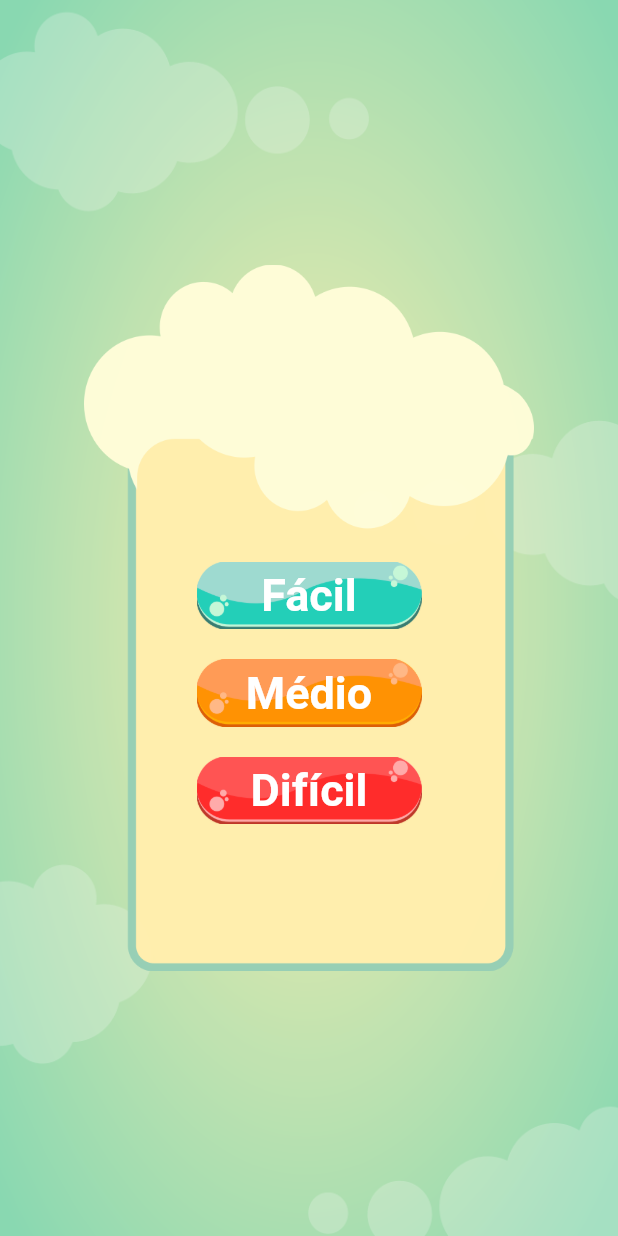
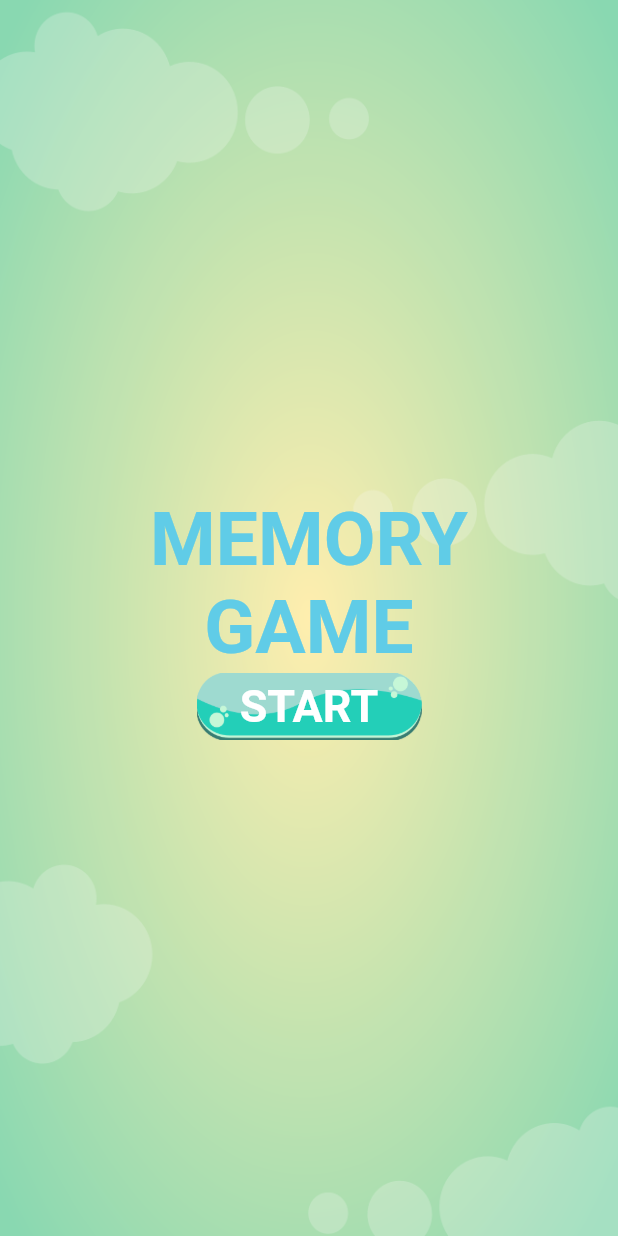
Before and after one commit to gutoFaria/games_flutter, a Flutter app: the screen it shows after launch, on a phone screen of 412 x 824 dp. Run offline on Flutter 3.47's test engine with Material 2 defaults, Android fonts, the phone set to English and light mode, and no system bars; our stand-ins replace flip_card.

Commit message:
página do game com flip

```diff
--- a/memory_game/lib/screens/home_page.dart
+++ b/memory_game/lib/screens/home_page.dart
@@ -1,5 +1,6 @@
 import 'package:flutter/material.dart';
-import 'package:memory_game/screens/easy_game.dart';
+
+import 'game_page.dart';
 
 class HomePage extends StatefulWidget {
   const HomePage({super.key});
@@ -19,26 +20,31 @@ class _HomePageState extends State<HomePage> {
                 image: AssetImage("assets/images/greenPortraitBg.png"),
                 fit: BoxFit.cover)),
       ),
-      Center(
-        child: Container(
-          width: 300,
-          height: 600,
-          decoration: const BoxDecoration(
-            image: DecorationImage(
-              image: AssetImage("assets/images/panelCloud.png"),
-            ),
-          ),
-          child: Center(
-            child: Column(
+      Column(
         mainAxisAlignment: MainAxisAlignment.center,
         children: [
-                const SizedBox(height: 100,),
-                GestureDetector(
+          const Text(
+            'MEMORY',
+            textAlign: TextAlign.center,
+            style: TextStyle(
+                color: Color.fromARGB(255, 96, 204, 231),
+                fontSize: 50,
+                fontWeight: FontWeight.bold),
+          ),
+          const Text(
+            'GAME',
+            textAlign: TextAlign.center,
+            style: TextStyle(
+                color: Color.fromARGB(255, 96, 204, 231),
+                fontSize: 50,
+                fontWeight: FontWeight.bold),
+          ),
+          Center(
+            child: GestureDetector(
               onTap: () {
                 Navigator.pushAndRemoveUntil(
                   context,
-                          MaterialPageRoute(
-                              builder: (context) => const EasyGame()),
+                  MaterialPageRoute(builder: (context) => const GamePage()),
                   (Route<dynamic> route) => false,
                 );
               },
@@ -47,65 +53,22 @@ class _HomePageState extends State<HomePage> {
                 height: 45,
                 decoration: const BoxDecoration(
                     image: DecorationImage(
-                            image:
-                                AssetImage("assets/images/btn_easy.png"),
-                            fit: BoxFit.cover)
-                            ),
-                    child:const Center(
-                      child: Text('Fácil',
+                        image: AssetImage("assets/images/btn_easy.png"),
+                        fit: BoxFit.cover)),
+                child: const Center(
+                  child: Text(
+                    'START',
                     style: TextStyle(
                         color: Colors.white,
                         fontSize: 30,
-                        fontWeight: FontWeight.bold
-                      ),),
+                        fontWeight: FontWeight.bold),
                   ),
                 ),
-                ),
-                const SizedBox(height: 20,),
-                GestureDetector(
-                  child: Container(
-                    width: 150,
-                    height: 45,
-                    decoration: const BoxDecoration(
-                        image: DecorationImage(
-                            image:
-                                AssetImage("assets/images/btn_medium.png"),
-                            fit: BoxFit.cover)),
-                          child:const Center(
-                      child: Text('Médio',
-                      style: TextStyle(
-                        color: Colors.white,
-                        fontSize: 30,
-                        fontWeight: FontWeight.bold
-                      ),),
-                    ),
-                  ),
-                ),
-                const SizedBox(height: 20,),
-                GestureDetector(
-                  child: Container(
-                    width: 150,
-                    height: 45,
-                    decoration: const BoxDecoration(
-                        image: DecorationImage(
-                            image:
-                                AssetImage("assets/images/btn_hard.png"),
-                            fit: BoxFit.cover)),
-                    child:const Center(
-                      child: Text('Difícil',
-                      style: TextStyle(
-                        color: Colors.white,
-                        fontSize: 30,
-                        fontWeight: FontWeight.bold
-                      ),),
               ),
             ),
           ),
         ],
       ),
-          ),
-        ),
-      ),
     ]));
   }
 }
--- a/memory_game/pubspec.yaml
+++ b/memory_game/pubspec.yaml
@@ -63,7 +63,7 @@ flutter:
   # To add assets to your application, add an assets section, like this:
   assets:
     - assets/images/
-  #   - images/a_dot_ham.jpeg
+    - assets/cartas/
 
   # An image asset can refer to one or more resolution-specific "variants", see
   # https://flutter.dev/assets-and-images/#resolution-aware
```
Also changed, not shown: memory_game/lib/models/carta_model.dart (added, +9 -0 lines), memory_game/lib/screens/easy_game.dart (deleted, +0 -20 lines), memory_game/lib/screens/game_page.dart (added, +93 -0 lines), memory_game/assets/cartas/back.png (added), memory_game/assets/cartas/img1.png (added), memory_game/assets/cartas/img10.png (added), memory_game/assets/cartas/img2.png (added), memory_game/assets/cartas/img3.png (added), memory_game/assets/cartas/img4.png (added), memory_game/assets/cartas/img5.png (added), memory_game/assets/cartas/img6.png (added), memory_game/assets/cartas/img7.png (added), memory_game/assets/cartas/img8.png (added), memory_game/assets/cartas/img9.png (added), 2 more files, 1 other file. Lines whose indentation alone changed are shown as unchanged.
